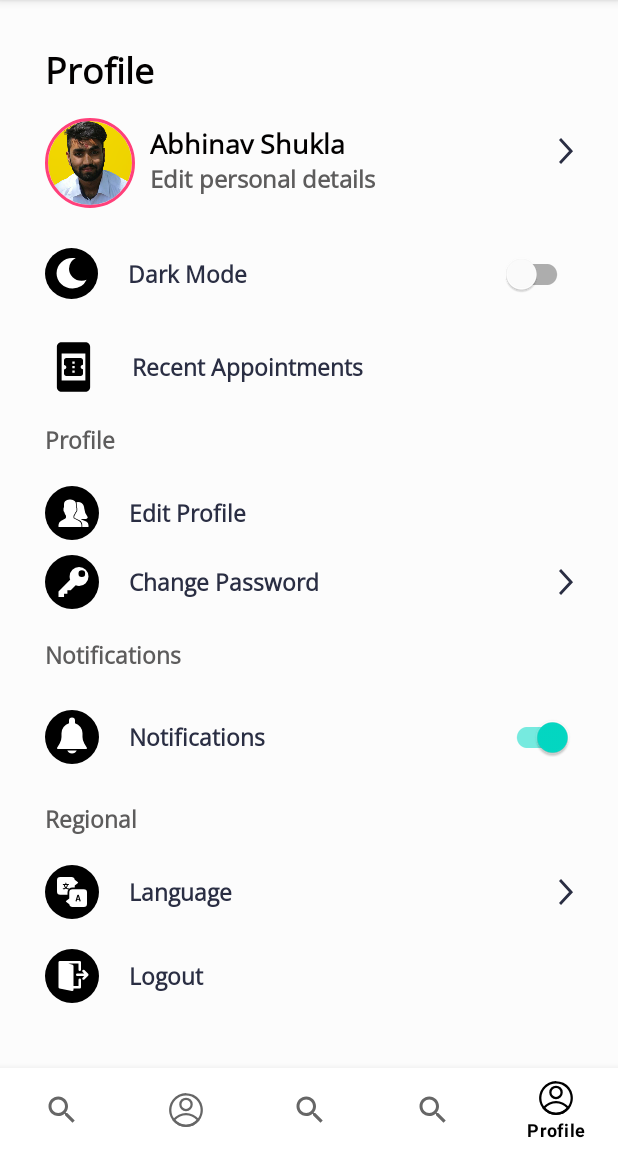
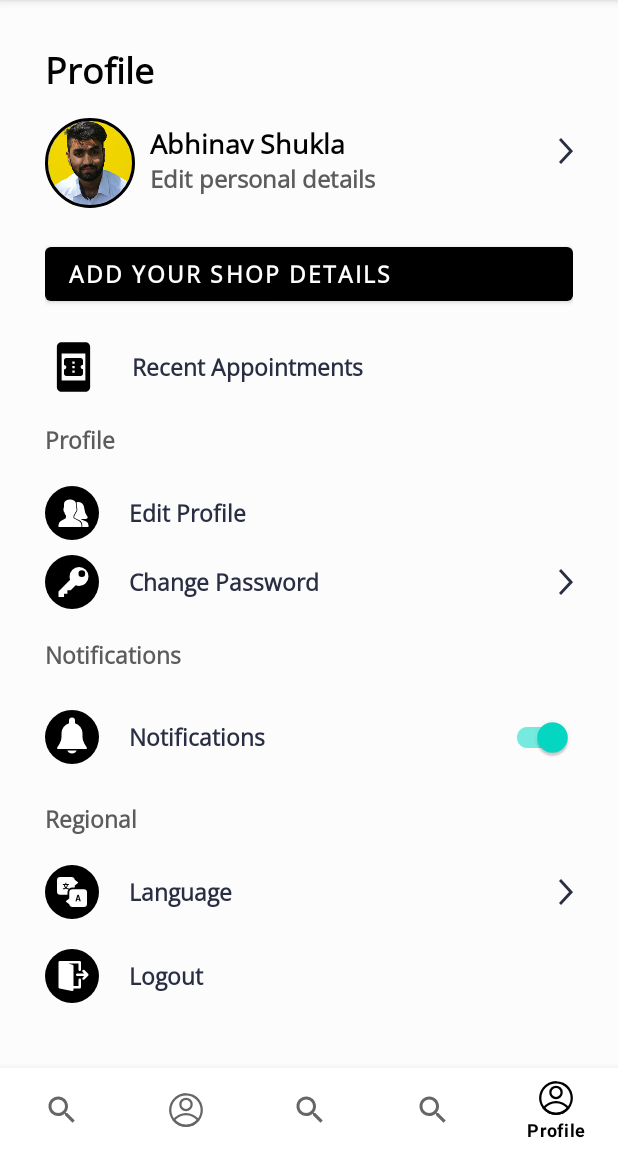
Before and after one commit to abhinavshuklaa/GroomIt, an Android app: the ProfileFragment screen opened through its navigation route, on a phone screen of 412 x 824 dp, the part 84-1236 px from its top. Run offline under Robolectric (Android 15) with nearby library versions, the phone set to English and light mode, and no system bars; our stand-ins replace CircleImageView, Dagger/Hilt's generated code, navigation-ui.

Commit message:
sample commit

```diff
--- a/time-saver/app/src/main/java/com/avenger/timesaver/ui/ProfileFragment.kt
+++ b/time-saver/app/src/main/java/com/avenger/timesaver/ui/ProfileFragment.kt
@@ -26,7 +26,6 @@ class ProfileFragment : Fragment() {
     }
 
 
-
     override fun onViewCreated(view: View, savedInstanceState: Bundle?) {
         super.onViewCreated(view, savedInstanceState)
 //        view.findViewById<Button>(R.id.addNewShop).setOnClickListener {
@@ -34,6 +33,10 @@ class ProfileFragment : Fragment() {
 //        }
         tvRecentAppointments.setOnClickListener {
             //launch a fragment which has details from firebase with an option to leave feedback and on click of that launch feedback form
+        }
+
+        view.findViewById<Button>(R.id.btnAddShopDetails).setOnClickListener {
+            startActivity(Intent(view.context, AddStore::class.java))
         }
 
 //        setDarkModeSwitch(view)
--- a/time-saver/app/src/main/res/layout/fragment_profile.xml
+++ b/time-saver/app/src/main/res/layout/fragment_profile.xml
@@ -4,22 +4,18 @@
     android:layout_width="match_parent"
     android:layout_height="match_parent"
     android:background="@color/contentBodyColor">
-
     <LinearLayout
         android:layout_width="match_parent"
         android:layout_height="wrap_content"
         android:orientation="vertical"
         android:padding="30dp">
-
         <TextView
             style="@style/viewParent.headerText"
             android:fontFamily="@font/open_sans"
             android:text="@string/profile" />
-
         <RelativeLayout
             android:layout_width="match_parent"
             android:layout_height="wrap_content">
-
             <de.hdodenhof.circleimageview.CircleImageView
                 android:id="@+id/profileCircleImageView"
                 android:layout_width="60dp"
@@ -27,9 +23,8 @@
                 android:layout_marginTop="15dp"
                 android:layout_marginEnd="10dp"
                 android:src="@drawable/my_pic"
-                app:civ_border_color="@color/imageBorderColor"
+                app:civ_border_color="@color/black"
                 app:civ_border_width="2dp" />
-
             <TextView
                 android:id="@+id/usernameTextView"
                 style="@style/viewParent.headerText"
@@ -37,7 +32,6 @@
                 android:layout_toEndOf="@id/profileCircleImageView"
                 android:text="@string/abhinav_shukla"
                 android:textSize="18sp" />
-
             <TextView
                 style="@style/viewParent.headerText"
                 android:layout_below="@id/usernameTextView"
@@ -45,74 +39,59 @@
                 android:text="@string/edit_personal_details"
                 android:textColor="#5D5C5C"
                 android:textSize="16sp" />
-
             <com.google.android.material.imageview.ShapeableImageView
                 style="@style/viewParent"
                 android:layout_alignParentEnd="true"
                 android:layout_centerVertical="true"
                 android:src="@drawable/ic_more" />
-
         </RelativeLayout>
-
-        <com.google.android.material.switchmaterial.SwitchMaterial
-            android:id="@+id/darkModeSwitch"
+        <com.google.android.material.button.MaterialButton
+            android:id="@+id/btnAddShopDetails"
             style="@style/settingsText"
-            android:drawableStart="@drawable/ic_dark_mode"
-            android:text="@string/dark_mode" />
-
+            app:iconPadding="20dp"
+            android:textColor="@color/white"
+            android:text="Add Your Shop Details" />
         <TextView
             android:id="@+id/tvRecentAppointments"
             style="@style/viewParent.headerText.settingsTextIcon"
             android:drawableStart="@drawable/ic_baseline_book_online_24"
             android:text="@string/recent_appointments"
             app:drawableTint="@color/black" />
-
         <TextView
             style="@style/viewParent.headerText.settingsMiniTitle"
             android:text="@string/profile" />
-
-
         <TextView
             style="@style/viewParent.headerText.settingsTextIcon"
             android:drawableStart="@drawable/ic_edit_profile"
             android:text="@string/edit_profile" />
-
         <TextView
             style="@style/viewParent.headerText.settingsTextIcon"
             android:layout_marginTop="10dp"
             android:text="@string/change_password"
             app:drawableLeftCompat="@drawable/ic_edit_password" />
-
         <TextView
             style="@style/viewParent.headerText.settingsMiniTitle"
             android:text="@string/notifications" />
-
         <com.google.android.material.switchmaterial.SwitchMaterial
             style="@style/settingsText"
             android:checked="true"
             android:drawableStart="@drawable/ic_notifications"
             android:text="@string/notifications"
             android:textColorHighlight="@color/white" />
-
         <TextView
             style="@style/viewParent.headerText.settingsMiniTitle"
             android:text="@string/regional" />
-
         <TextView
             style="@style/viewParent.headerText.settingsTextIcon"
             android:text="@string/language"
             app:drawableLeftCompat="@drawable/ic_languages" />
-
         <TextView
             style="@style/viewParent.headerText.settingsTextIcon"
             android:text="@string/logout"
             app:drawableStartCompat="@drawable/ic_logout" />
-
-
         <!--        <TextView-->
         <!--            style="@style/viewParent.headerText.settingsMiniTitle"-->
         <!--            android:text="App ver 2.0.1"-->
         <!--            android:textAlignment="center" />-->
-
     </LinearLayout>
 </ScrollView>
```
Also changed, not shown: time-saver/app/src/main/java/com/avenger/timesaver/ui/UserDetailsActivity.kt (+1 -16 lines).
